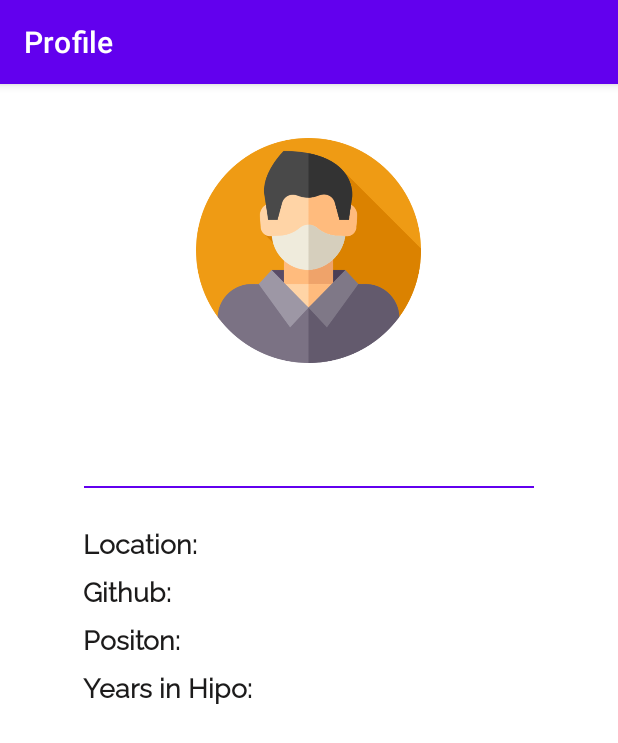
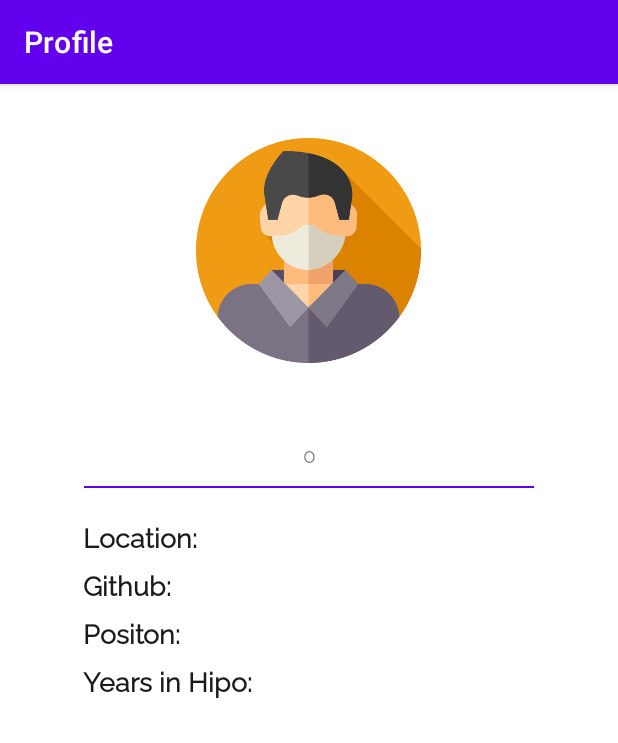
Before and after one commit to oavci1625/MemberList-Kotlin, an Android app: the Profile screen opened directly, with no data from a screen before it, on a phone screen of 412 x 824 dp. Shown: the top 743 px of the screen. Run offline under Robolectric (Android 15) with nearby library versions, the phone set to English and light mode, and no system bars.

Commit message:
Profıle Page Age Update
Profile page now also shows age under the name of the user. Also no result text is now centered in the page.

```diff
--- a/app/src/main/java/com/example/members_kotlin/Profile.kt
+++ b/app/src/main/java/com/example/members_kotlin/Profile.kt
@@ -23,7 +23,7 @@ class Profile : AppCompatActivity() {
 
         val id = intent.getIntExtra("id", 0)
         val name= intent.getStringExtra("name")
-        val age= intent.getStringExtra("age")
+        val age= intent.getIntExtra("age", 0)
         val location= intent.getStringExtra("location")
         val github= intent.getStringExtra("github")
         val position= intent.getStringExtra("position")
@@ -31,7 +31,7 @@ class Profile : AppCompatActivity() {
 
         tv_image.setImageResource(icons[id.toInt() % 4])
         tv_name.text = name
-        tv_age.text = age
+        tv_age.text = age.toString()
         tv_location.text = location
         tv_github.text = github
         tv_position.text = position
--- a/app/src/main/res/layout/activity_main.xml
+++ b/app/src/main/res/layout/activity_main.xml
@@ -19,6 +19,7 @@
         android:layout_width="wrap_content"
         android:layout_height="wrap_content"
         android:layout_centerInParent="true"
+        android:layout_gravity="center"
         android:text="No Results"
         android:textSize="20sp"
         android:visibility="gone" />
--- a/app/src/main/res/layout/activity_profile.xml
+++ b/app/src/main/res/layout/activity_profile.xml
@@ -21,7 +21,7 @@
         android:id="@+id/view"
         android:layout_width="300dp"
         android:layout_height="1dp"
-        android:layout_marginTop="8dp"
+        android:layout_marginTop="12dp"
         android:background="@color/purple_500"
         app:layout_constraintEnd_toEndOf="parent"
         app:layout_constraintStart_toStartOf="parent"
@@ -43,7 +43,7 @@
         android:id="@+id/tv_profile_age"
         android:layout_width="wrap_content"
         android:layout_height="wrap_content"
-        android:layout_marginTop="8dp"
+        android:layout_marginTop="4dp"
         android:fontFamily="@font/raleway_regular"
         android:text="20"
         app:layout_constraintEnd_toEndOf="parent"
```
